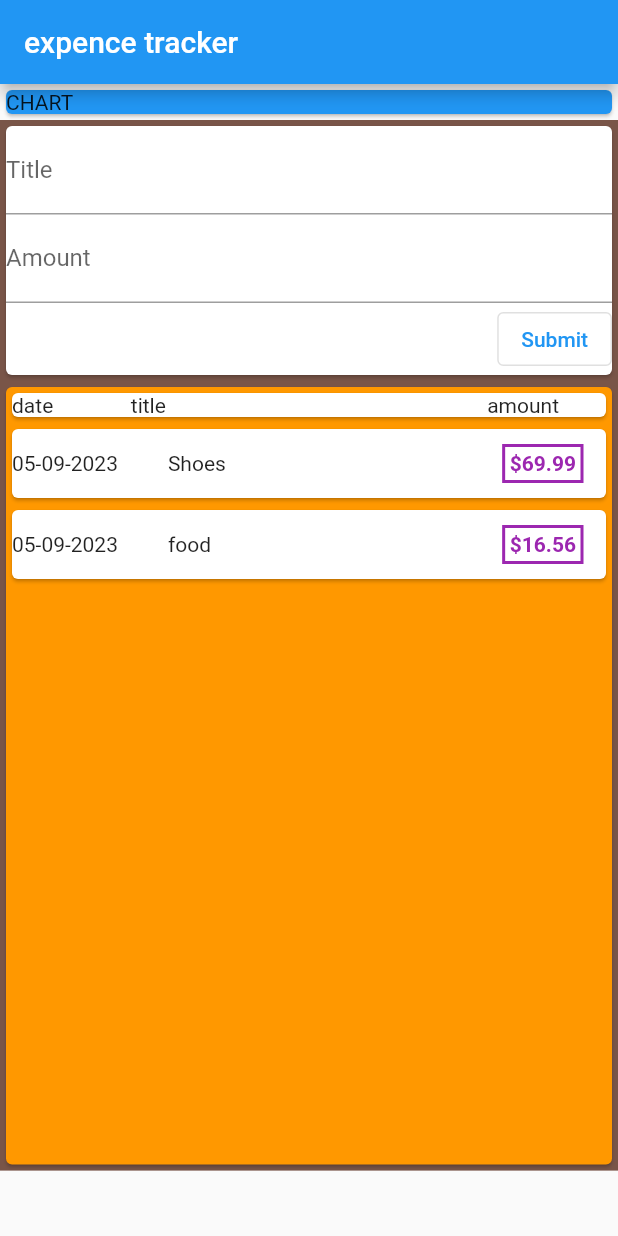
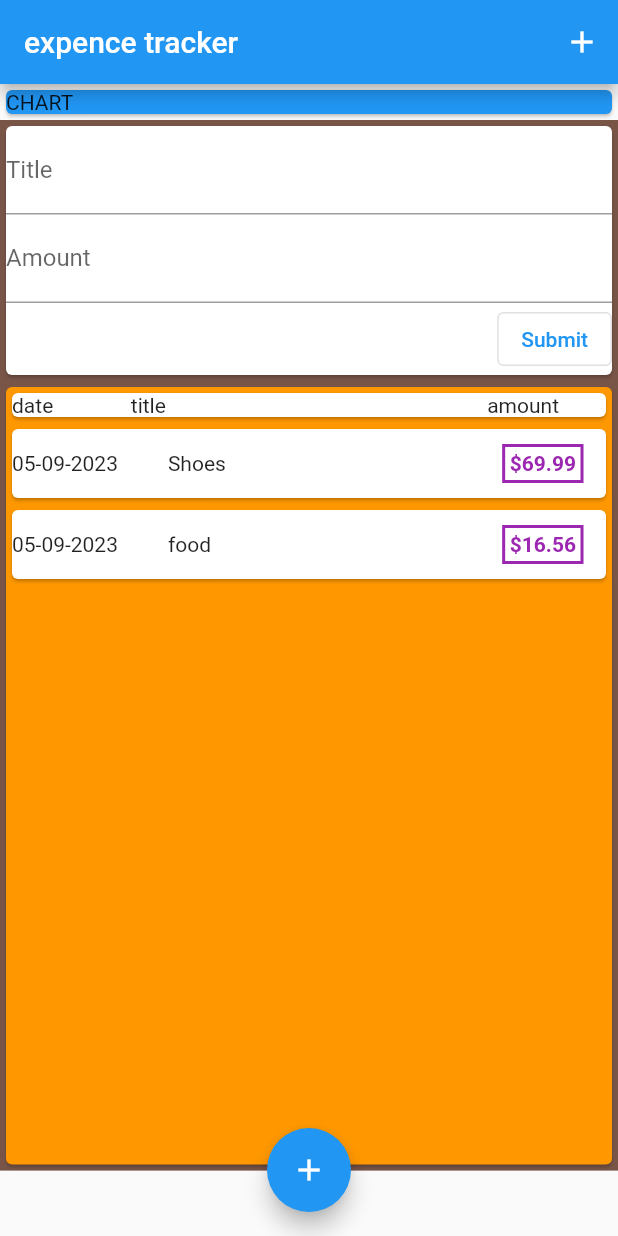
Before and after one commit to Aztal-Samoht/udemy-academind-flutter, a Flutter app: the screen it shows after launch, on a phone screen of 412 x 824 dp. Run offline on Flutter 3.47's test engine with Material 2 defaults, Android fonts, the phone set to English and light mode, and no system bars; missing offline and left inert: dart:ffi.

Commit message:
adding changes to continue working on the class

```diff
--- a/aa_expenses/lib/main.dart
+++ b/aa_expenses/lib/main.dart
@@ -22,14 +22,41 @@ class MyApp extends StatelessWidget {
   }
 }
 
-class Home extends StatelessWidget {
+class Home extends StatefulWidget {
   Home({super.key});
+
+  @override
+  State<Home> createState() => _HomeState();
+}
+
+class _HomeState extends State<Home> {
+  void startAddingItem(BuildContext ctx) {
+    showModalBottomSheet(
+      context: ctx,
+      builder: (_) {
+        return NewTransaction();
+      },
+    );
+  }
 
   @override
   Widget build(BuildContext context) {
     return SafeArea(
       child: Scaffold(
-        appBar: AppBar(title: Text('expence tracker')),
+        floatingActionButtonLocation: FloatingActionButtonLocation.centerFloat,
+        floatingActionButton: FloatingActionButton(
+          child: Icon(Icons.add),
+          onPressed: () {},
+        ),
+        appBar: AppBar(
+          title: Text('expence tracker'),
+          actions: [
+            IconButton(
+              icon: Icon(Icons.add),
+              onPressed: () {},
+            )
+          ],
+        ),
         body: Column(
           children: [
             Chart(),
```
